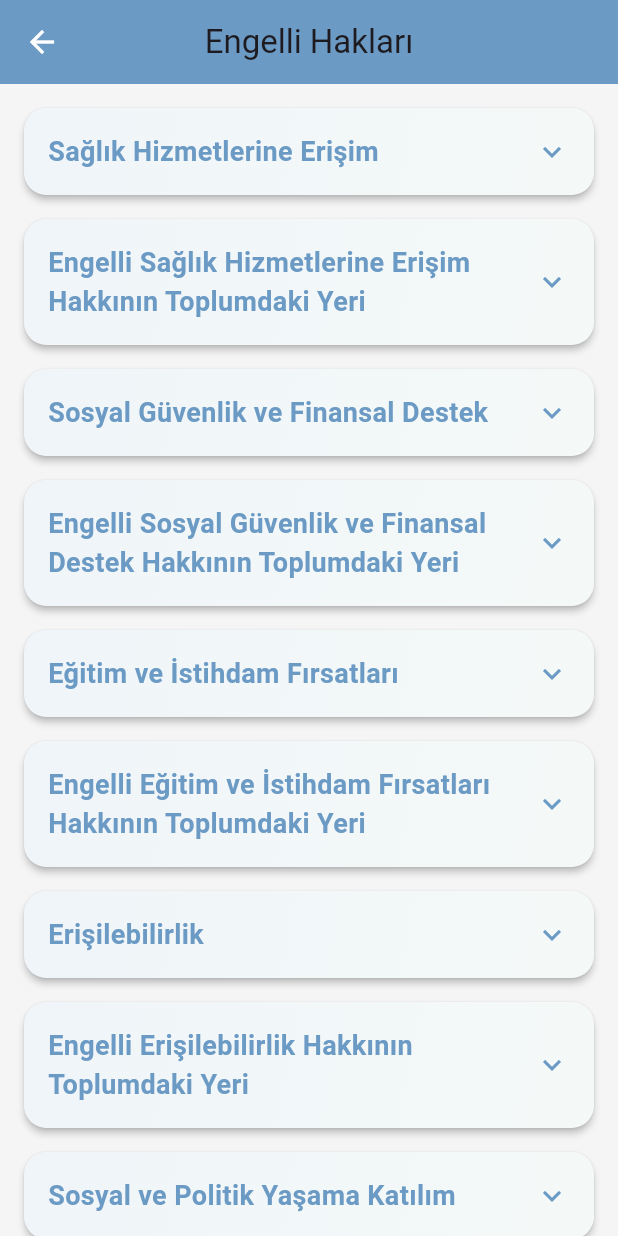
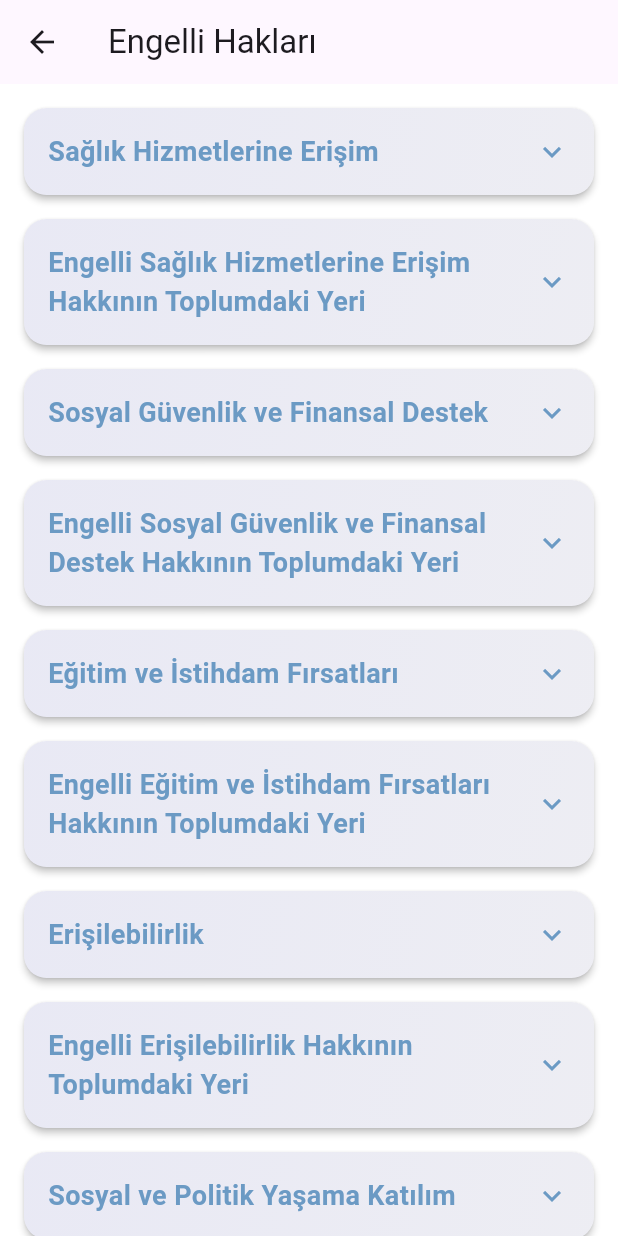
Before and after one commit to emirsinanyoldas/iknowmyrights-master, a Flutter app: the screen it shows after launch, after a tap on the "menu" icon, after a tap on "Hakkında", after a tap on "Engelli Hakları", on a phone screen of 412 x 824 dp. Run offline on Flutter 3.47's test engine with Material 3 defaults, Android fonts, the phone set to English and light mode, and no system bars; our stand-ins replace image_picker, shared_preferences, speech_to_text; generated files the repository leaves out were written again; network calls fail.

Commit message:
Dark Mode ve Dil desteği eklendi

```diff
--- /dev/null
+++ b/l10n.yaml
@@ -0,0 +1,4 @@
+arb-dir: lib/l10n
+template-arb-file: app_en.arb
+output-localization-file: app_localizations.dart
+output-class: AppLocalizations
--- /dev/null
+++ b/lib/l10n/app_localizations.dart
@@ -0,0 +1,113 @@
+import 'package:flutter/material.dart';
+
+class AppLocalizations {
+  final Locale locale;
+
+  AppLocalizations(this.locale);
+
+  static AppLocalizations of(BuildContext context) {
+    return Localizations.of<AppLocalizations>(context, AppLocalizations)!;
+  }
+
+  static final Map<String, Map<String, String>> _localizedValues = {
+    'en': {
+      'app_name': 'I Know My Rights',
+      'about': 'About',
+      'help': 'Help',
+      'dark_mode': 'Dark Mode',
+      'language': 'Language',
+      'turkish': 'Turkish',
+      'english': 'English',
+      'rights_categories': 'Rights Categories',
+      'disability_rights': 'Disability Rights',
+      'women_rights': 'Women Rights',
+      'elderly_rights': 'Elderly Rights',
+      'children_rights': 'Children Rights',
+      'fundamental_rights': 'Fundamental Rights',
+      'search': 'Search',
+      'search_rights': 'Search Your Rights',
+      'quiz': 'Quiz',
+      'start_quiz': 'Start Quiz',
+      'next': 'Next',
+      'previous': 'Previous',
+      'finish': 'Finish',
+      'correct': 'Correct',
+      'wrong': 'Wrong',
+      'score': 'Score',
+      'home': 'Home',
+      'categories': 'Categories',
+      'search_tab': 'Search',
+      'profile': 'Profile',
+      'learn_rights': 'Learn Your Rights',
+      'take_quiz': 'Take Quiz',
+      'search_description': 'Search and Learn Your Rights',
+      'categories_description': 'Explore Rights Categories',
+      'quiz_description': 'Test Your Knowledge',
+      'profile_description': 'Manage Your Profile',
+      'link_error': 'Could not open the link',
+      'more_info': 'Click for more information',
+      'mixed': 'Mixed',
+    },
+    'tr': {
+      'app_name': 'Haklarımı Biliyorum',
+      'about': 'Hakkında',
+      'help': 'Yardım',
+      'dark_mode': 'Karanlık Mod',
+      'language': 'Dil',
+      'turkish': 'Türkçe',
+      'english': 'İngilizce',
+      'rights_categories': 'Hak Kategorileri',
+      'disability_rights': 'Engelli Hakları',
+      'women_rights': 'Kadın Hakları',
+      'elderly_rights': 'Yaşlı Hakları',
+      'children_rights': 'Çocuk Hakları',
+      'fundamental_rights': 'Temel Haklar',
+      'search': 'Ara',
+      'search_rights': 'Haklarını Ara',
+      'quiz': 'Test',
+      'start_quiz': 'Teste Başla',
+      'next': 'İleri',
+      'previous': 'Geri',
+      'finish': 'Bitir',
+      'correct': 'Doğru',
+      'wrong': 'Yanlış',
+      'score': 'Puan',
+      'home': 'Ana Sayfa',
+      'categories': 'Kategoriler',
+      'search_tab': 'Arama',
+      'profile': 'Profil',
+      'learn_rights': 'Haklarını Öğren',
+      'take_quiz': 'Test Çöz',
+      'search_description': 'Haklarını Ara ve Öğren',
+      'categories_description': 'Hak Kategorilerini İncele',
+      'quiz_description': 'Bilgilerini Test Et',
+      'profile_description': 'Profilini Yönet',
+      'link_error': 'Link açılamadı',
+      'more_info': 'Daha fazla bilgi için tıklayın',
+      'mixed': 'Karışık',
+    },
+  };
+
+  String translate(String key) {
+    return _localizedValues[locale.languageCode]?[key] ?? key;
+  }
+
+  static const LocalizationsDelegate<AppLocalizations> delegate = _AppLocalizationsDelegate();
+}
+
+class _AppLocalizationsDelegate extends LocalizationsDelegate<AppLocalizations> {
+  const _AppLocalizationsDelegate();
+
+  @override
+  bool isSupported(Locale locale) {
+    return ['en', 'tr'].contains(locale.languageCode);
+  }
+
+  @override
+  Future<AppLocalizations> load(Locale locale) async {
+    return AppLocalizations(locale);
+  }
+
+  @override
+  bool shouldReload(_AppLocalizationsDelegate old) => false;
+}
--- a/lib/main.dart
+++ b/lib/main.dart
@@ -1,9 +1,22 @@
 import 'package:flutter/material.dart';
+import 'package:provider/provider.dart';
 import 'package:iknowmyrights/screens/splash_screen.dart';
-import 'package:iknowmyrights/theme/app_theme.dart';
+import 'package:iknowmyrights/theme/theme_provider.dart';
+import 'package:iknowmyrights/providers/language_provider.dart';
+import 'package:flutter_localizations/flutter_localizations.dart';
+import 'package:flutter_gen/gen_l10n/app_localizations.dart';
 
 void main() {
-  runApp(const MyApp());
+  WidgetsFlutterBinding.ensureInitialized();
+  runApp(
+    MultiProvider(
+      providers: [
+        ChangeNotifierProvider(create: (_) => ThemeProvider()),
+        ChangeNotifierProvider(create: (_) => LanguageProvider()),
+      ],
+      child: const MyApp(),
+    ),
+  );
 }
 
 class MyApp extends StatelessWidget {
@@ -11,11 +24,26 @@ class MyApp extends StatelessWidget {
 
   @override
   Widget build(BuildContext context) {
-    return MaterialApp(
-      title: 'I Know My Rights',
-      debugShowCheckedModeBanner: false,
-      theme: AppTheme.lightTheme,
-      home: const SplashScreen(),
+    return Consumer2<ThemeProvider, LanguageProvider>(
+      builder: (context, themeProvider, languageProvider, child) {
+        return MaterialApp(
+          title: 'I Know My Rights',
+          debugShowCheckedModeBanner: false,
+          theme: themeProvider.themeData,
+          locale: languageProvider.currentLocale,
+          supportedLocales: const [
+            Locale('tr'),
+            Locale('en'),
+          ],
+          localizationsDelegates: const [
+            AppLocalizations.delegate,
+            GlobalMaterialLocalizations.delegate,
+            GlobalWidgetsLocalizations.delegate,
+            GlobalCupertinoLocalizations.delegate,
+          ],
+          home: const SplashScreen(),
+        );
+      },
     );
   }
 }
--- /dev/null
+++ b/lib/providers/language_provider.dart
@@ -0,0 +1,38 @@
+import 'package:flutter/material.dart';
+import 'package:shared_preferences/shared_preferences.dart';
+
+class LanguageProvider extends ChangeNotifier {
+  static const String _languageKey = 'selected_language';
+  Locale _currentLocale = const Locale('tr');
+  bool _isInitialized = false;
+
+  Locale get currentLocale => _currentLocale;
+
+  LanguageProvider() {
+    _loadLanguage();
+  }
+
+  Future<void> _loadLanguage() async {
+    if (_isInitialized) return;
+
+    try {
+      final prefs = await SharedPreferences.getInstance();
+      final String langCode = prefs.getString(_languageKey) ?? 'tr';
+      _currentLocale = Locale(langCode);
+      _isInitialized = true;
+      notifyListeners();
+    } catch (e) {
+      debugPrint('Error loading language: $e');
+    }
+  }
+
+  void changeLanguage(String languageCode) {
+    if (_currentLocale.languageCode != languageCode) {
+      _currentLocale = Locale(languageCode);
+      SharedPreferences.getInstance().then((prefs) {
+        prefs.setString(_languageKey, languageCode);
+      });
+      notifyListeners();
+    }
+  }
+}
--- a/lib/screens/home_screen.dart
+++ b/lib/screens/home_screen.dart
@@ -4,12 +4,15 @@ import 'package:iknowmyrights/widgets/custom_drawer.dart';
 import 'package:iknowmyrights/screens/quiz/quiz_category_screen.dart';
 import 'package:iknowmyrights/screens/search_screen.dart';
 import 'package:iknowmyrights/widgets/user_profile_button.dart';
+import 'package:flutter_gen/gen_l10n/app_localizations.dart';
 
 class HomeScreen extends StatelessWidget {
   const HomeScreen({super.key});
 
   @override
   Widget build(BuildContext context) {
+    final l10n = AppLocalizations.of(context)!;
+
     return Scaffold(
       appBar: AppBar(
         leading: Builder(
@@ -20,7 +23,7 @@ class HomeScreen extends StatelessWidget {
             },
           ),
         ),
-        title: const Text('Haklarımı Biliyorum'),
+        title: Text(l10n.app_name),
         actions: const [
           UserProfileButton(),
         ],
@@ -31,29 +34,29 @@ class HomeScreen extends StatelessWidget {
         padding: const EdgeInsets.all(16),
         mainAxisSpacing: 16,
         crossAxisSpacing: 16,
-        children: const [
+        children: [
           RightsCard(
-            title: 'Engelli Hakları',
+            title: l10n.disability_rights,
             imagePath: 'assets/images/disability_rights.jpg',
             type: 'disability',
           ),
           RightsCard(
-            title: 'Kadın Hakları',
+            title: l10n.women_rights,
             imagePath: 'assets/images/women_rights.jpg',
             type: 'women',
           ),
           RightsCard(
-            title: 'Yaşlı Hakları',
+            title: l10n.elderly_rights,
             imagePath: 'assets/images/elderly_rights.jpg',
             type: 'elderly',
           ),
           RightsCard(
-            title: 'Çocuk Hakları',
+            title: l10n.children_rights,
             imagePath: 'assets/images/children_rights.jpg',
             type: 'children',
           ),
           RightsCard(
-            title: 'Temel Haklar',
+            title: l10n.fundamental_rights,
             imagePath: 'assets/images/fundamental_rights.jpg',
             type: 'fundamental',
           ),
@@ -61,18 +64,18 @@ class HomeScreen extends StatelessWidget {
       ),
       bottomNavigationBar: BottomNavigationBar(
         currentIndex: 0,
-        items: const [
+        items: [
           BottomNavigationBarItem(
-            icon: Icon(Icons.home),
-            label: 'Ana Sayfa',
+            icon: const Icon(Icons.home),
+            label: l10n.home,
           ),
           BottomNavigationBarItem(
-            icon: Icon(Icons.quiz),
-            label: 'Quiz',
+            icon: const Icon(Icons.quiz),
+            label: l10n.quiz,
           ),
           BottomNavigationBarItem(
-            icon: Icon(Icons.search),
-            label: 'Arama',
+            icon: const Icon(Icons.search),
+            label: l10n.search,
           ),
         ],
         onTap: (index) {
--- a/lib/screens/rights_detail_screen.dart
+++ b/lib/screens/rights_detail_screen.dart
@@ -2,6 +2,9 @@ import 'package:flutter/material.dart';
 import 'dart:convert';
 import 'package:iknowmyrights/theme/app_theme.dart';
 import 'package:url_launcher/url_launcher.dart';
+import 'package:flutter_gen/gen_l10n/app_localizations.dart';
+import 'package:provider/provider.dart';
+import 'package:iknowmyrights/providers/language_provider.dart';
 
 class RightsDetailScreen extends StatefulWidget {
   final String title;
@@ -24,12 +27,13 @@ class _RightsDetailScreenState extends State<RightsDetailScreen> {
 
   Future<void> _launchURL(String url) async {
     final Uri uri = Uri.parse(url);
+    final l10n = AppLocalizations.of(context)!;
     if (await canLaunchUrl(uri)) {
       await launchUrl(uri);
     } else {
       if (!mounted) return;
       ScaffoldMessenger.of(context).showSnackBar(
-        const SnackBar(content: Text('Link açılamadı')),
+        SnackBar(content: Text(l10n.link_error)),
       );
     }
   }
@@ -62,9 +66,11 @@ class _RightsDetailScreenState extends State<RightsDetailScreen> {
 
       final String jsonString = await DefaultAssetBundle.of(context).loadString(jsonPath);
       final Map<String, dynamic> data = json.decode(jsonString);
+      final languageProvider = Provider.of<LanguageProvider>(context, listen: false);
+      final language = languageProvider.currentLocale.languageCode == 'tr' ? 'Turkish' : 'English';
 
       setState(() {
-        subtopics = data['Turkish']['subtopics'];
+        subtopics = data[language]['subtopics'];
         isLoading = false;
       });
     } catch (e) {
@@ -77,6 +83,7 @@ class _RightsDetailScreenState extends State<RightsDetailScreen> {
 
   @override
   Widget build(BuildContext context) {
+    final l10n = AppLocalizations.of(context)!;
     return Scaffold(
       appBar: AppBar(
         title: Text(widget.title),
@@ -163,7 +170,7 @@ class _RightsDetailScreenState extends State<RightsDetailScreen> {
                                 ElevatedButton.icon(
                                   onPressed: () => _launchURL(subtopic['url']),
                                   icon: const Icon(Icons.link),
-                                  label: const Text('Daha fazla bilgi için tıklayın'),
+                                  label: Text(l10n.more_info),
                                   style: ElevatedButton.styleFrom(
                                     backgroundColor: AppTheme.secondaryColor,
                                     foregroundColor: Colors.white,
--- a/lib/widgets/custom_drawer.dart
+++ b/lib/widgets/custom_drawer.dart
@@ -1,75 +1,39 @@
 import 'package:flutter/material.dart';
+import 'package:provider/provider.dart';
 import 'package:iknowmyrights/screens/about_screen.dart';
 import 'package:iknowmyrights/screens/help_screen.dart';
+import 'package:iknowmyrights/theme/theme_provider.dart';
+import 'package:iknowmyrights/providers/language_provider.dart';
+import 'package:flutter_gen/gen_l10n/app_localizations.dart';
 
-class CustomDrawer extends StatefulWidget {
+class CustomDrawer extends StatelessWidget {
   const CustomDrawer({super.key});
 
   @override
-  State<CustomDrawer> createState() => _CustomDrawerState();
-}
+  Widget build(BuildContext context) {
+    final l10n = AppLocalizations.of(context)!;
 
-class _CustomDrawerState extends State<CustomDrawer> {
-  bool isDarkMode = false;
-  String currentLanguage = 'TR';
-
-  void _showSettingsDialog(BuildContext context) {
-    showDialog(
-      context: context,
-      builder: (context) => AlertDialog(
-        title: const Text('Ayarlar'),
-        content: Column(
-          mainAxisSize: MainAxisSize.min,
-          children: [
-            Row(
-              mainAxisAlignment: MainAxisAlignment.spaceBetween,
-              children: [
-                const Text('Karanlık Mod'),
-                Switch(
-                  value: isDarkMode,
-                  onChanged: (value) {
-                    setState(() {
-                      isDarkMode = value;
-                    });
-                    Navigator.pop(context); // Dialog'u kapat
-                  },
-                ),
-              ],
-            ),
-          ],
-        ),
-        actions: [
-          TextButton(
-            onPressed: () => Navigator.pop(context),
-            child: const Text('Kapat'),
-          ),
-        ],
-      ),
-    );
-  }
-
-  @override
-  Widget build(BuildContext context) {
     return Drawer(
-      child: Column(
+      child: ListView(
+        padding: EdgeInsets.zero,
         children: [
           DrawerHeader(
-            decoration: const BoxDecoration(
-              color: Colors.blue,
+            decoration: BoxDecoration(
+              color: Theme.of(context).primaryColor,
             ),
             child: Column(
               mainAxisAlignment: MainAxisAlignment.center,
               children: [
-                const Icon(
+                Icon(
                   Icons.account_balance,
                   size: 50,
-                  color: Colors.white,
+                  color: Theme.of(context).colorScheme.onPrimary,
                 ),
                 const SizedBox(height: 10),
-                const Text(
-                  'Haklarımı Biliyorum',
+                Text(
+                  l10n.app_name,
                   style: TextStyle(
-                    color: Colors.white,
+                    color: Theme.of(context).colorScheme.onPrimary,
                     fontSize: 24,
                   ),
                 ),
@@ -78,7 +42,7 @@ class _CustomDrawerState extends State<CustomDrawer> {
           ),
           ListTile(
             leading: const Icon(Icons.info),
-            title: const Text('Hakkında'),
+            title: Text(l10n.about),
             onTap: () {
               Navigator.pop(context);
               Navigator.push(
@@ -87,53 +51,52 @@ class _CustomDrawerState extends State<CustomDrawer> {
               );
             },
           ),
-          ListTile(
-            leading: Icon(isDarkMode ? Icons.dark_mode : Icons.light_mode),
-            title: const Text('Karanlık Mod'),
-            trailing: Switch(
-              value: isDarkMode,
-              onChanged: (value) {
-                setState(() {
-                  isDarkMode = value;
-                });
-              },
+          Consumer<ThemeProvider>(
+            builder: (context, themeProvider, _) => ListTile(
+              leading: Icon(themeProvider.isDarkMode ? Icons.dark_mode : Icons.light_mode),
+              title: Text(l10n.dark_mode),
+              trailing: Switch(
+                value: themeProvider.isDarkMode,
+                onChanged: (value) => themeProvider.toggleTheme(),
+              ),
+            ),
+          ),
+          Consumer<LanguageProvider>(
+            builder: (context, languageProvider, _) => ListTile(
+              leading: const Icon(Icons.language),
+              title: Text(l10n.language),
+              trailing: PopupMenuButton<String>(
+                initialValue: languageProvider.currentLocale.languageCode,
+                onSelected: (String value) {
+                  languageProvider.changeLanguage(value);
+                },
+                itemBuilder: (BuildContext context) => <PopupMenuEntry<String>>[
+                  PopupMenuItem<String>(
+                    value: 'tr',
+                    child: Text(l10n.turkish),
+                  ),
+                  PopupMenuItem<String>(
+                    value: 'en',
+                    child: Text(l10n.english),
+                  ),
+                ],
+                child: Row(
+                  mainAxisSize: MainAxisSize.min,
+                  children: [
+                    Text(
+                      languageProvider.currentLocale.languageCode == 'tr'
+                          ? l10n.turkish
+                          : l10n.english,
+                    ),
+                    const Icon(Icons.arrow_drop_down),
+                  ],
+                ),
+              ),
             ),
           ),
           ListTile(
-            leading: const Icon(Icons.language),
-            title: const Text('Dil'),
-            trailing: DropdownButton<String>(
-              value: currentLanguage,
-              items: const [
-                DropdownMenuItem(
-                  value: 'TR',
-                  child: Text('Türkçe'),
-                ),
-                DropdownMenuItem(
-                  value: 'EN',
-                  child: Text('English'),
-                ),
-              ],
-              onChanged: (String? value) {
-                if (value != null) {
-                  setState(() {
-                    currentLanguage = value;
-                  });
-                }
-              },
-            ),
-          ),
-          ListTile(
-            leading: const Icon(Icons.settings),
-            title: const Text('Ayarlar'),
-            onTap: () {
-              Navigator.pop(context); // Drawer'ı kapat
-              _showSettingsDialog(context);
-            },
-          ),
-          ListTile(
             leading: const Icon(Icons.help),
-            title: const Text('Yardım'),
+            title: Text(l10n.help),
             onTap: () {
               Navigator.pop(context);
               Navigator.push(
```
Also changed, not shown: lib/l10n/app_en.arb (added, +38 -0 lines), lib/l10n/app_en.dart (+0 -34 lines), lib/l10n/app_tr.arb (added, +38 -0 lines), lib/l10n/app_tr.dart (+0 -34 lines), lib/screens/quiz/quiz_category_screen.dart (+12 -10 lines), lib/screens/quiz/quiz_result_screen.dart (+13 -9 lines), lib/screens/quiz/quiz_screen.dart (+34 -40 lines), lib/screens/search_screen.dart (+16 -12 lines), lib/services/localization_service.dart (added, +19 -0 lines), lib/utils/app_text.dart (added, +8 -0 lines), pubspec.yaml (+5 -2 lines), pubspec.lock, 4 other files.
